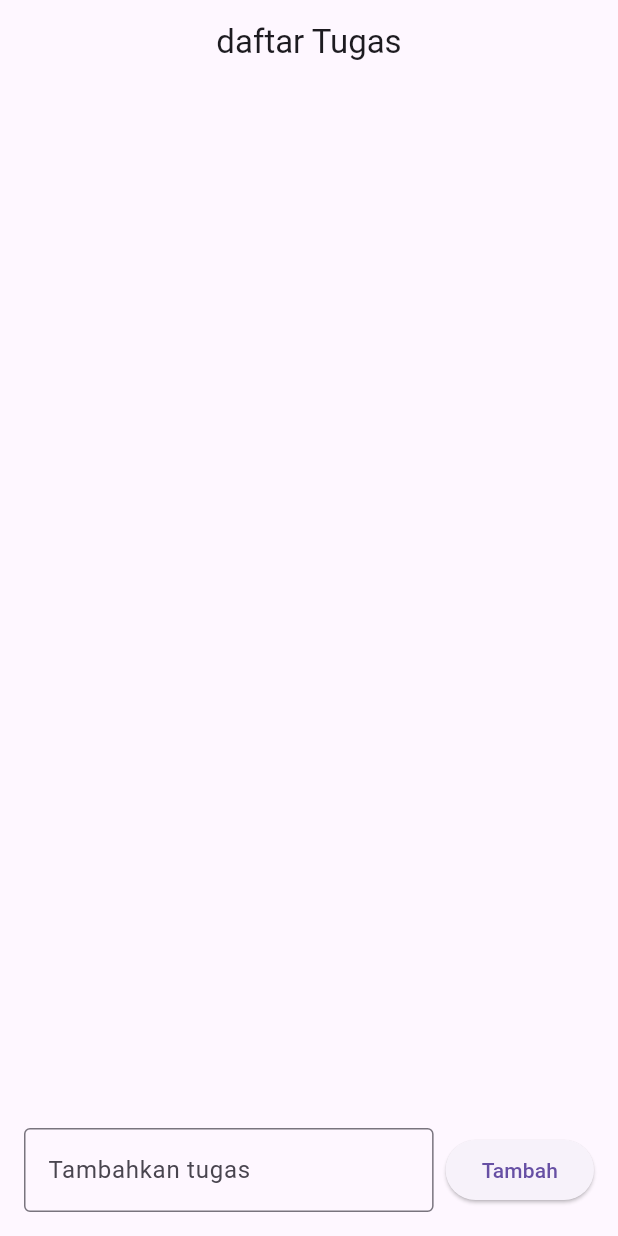
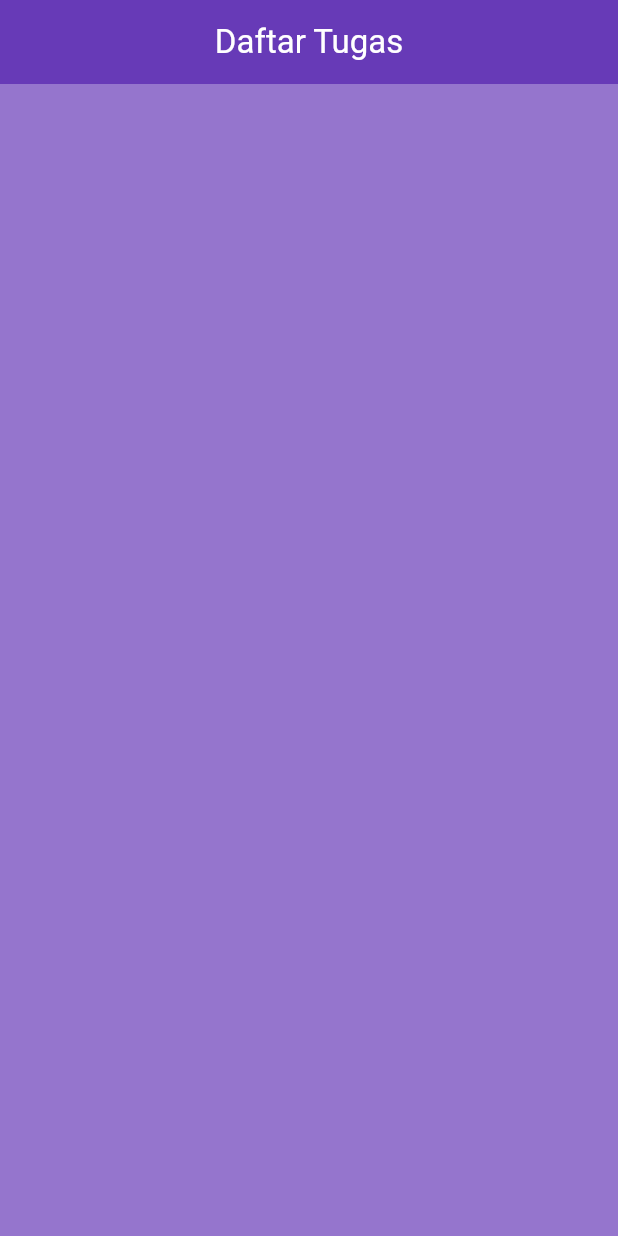
Before and after one commit to ella-ainurriska/tugas_mingguan1, a Flutter app: the screen it shows after launch, on a phone screen of 412 x 824 dp. Run offline on Flutter 3.47's test engine with Material 3 defaults, Android fonts, the phone set to English and light mode, and no system bars.

Commit message:
buat struktur awal halaman HomePage dengan AppBar

```diff
--- a/lib/home_page.dart
+++ b/lib/home_page.dart
@@ -1,101 +1,23 @@
 import 'package:flutter/material.dart';
 
-class TodoHomePage extends StatefulWidget {
-  const TodoHomePage({super.key});
+class HomePage extends StatefulWidget {
+  const HomePage({super.key});
 
   @override
-  State<TodoHomePage> createState() => TodoHomePageState();
+  State<HomePage> createState() => _HomePageState();
 }
 
-class TodoHomePageState extends State<TodoHomePage> {
-  final List<String> _todos = []; // Daftar tugas
-  final TextEditingController _controller = TextEditingController(); // Untuk input teks
-
-  void _addTodo() {
-    final text = _controller.text;
-    if (text.isNotEmpty) {
-      setState(() {
-        _todos.add(text);
-        _controller.clear();
-      });
-    }
-  }
-
-  // void _removeTodo(int index) {
-  //   setState(() {
-  //     _todos.removeAt(index);
-  //   });
-  // }
+class _HomePageState extends State<HomePage> {
   @override
   Widget build(BuildContext context) {
     return Scaffold(
+      backgroundColor: Colors.deepPurple.shade300,
       appBar: AppBar(
-        title: const Text('daftar Tugas'),
+        title: const Text("Daftar Tugas"),
         centerTitle: true,
+        backgroundColor: Colors.deepPurple,
+        foregroundColor: Colors.white,
       ),
-      body: Column(
-        children: [
-          Expanded(
-            child: ListView.builder(
-              padding: const EdgeInsets.all(16.0),
-              itemCount: _todos.length,
-              itemBuilder: (context, index) {
-                return Dismissible(key: Key(_todos[index]),
-                direction: DismissDirection.endToStart,
-                onDismissed: (direction) {
-                  setState(() {
-                    _todos.removeAt(index);
-                  });
-
-                  // ScaffoldMessenger.of(context).showSnackBar(
-                  //     const SnackBar(
-                  //       content: Text('Delete'),
-                  //     ),
-                  //   );
-                  },
-                 background: Container(
-                  color: Colors.red,
-                  alignment: Alignment.centerRight,
-                  padding: const EdgeInsets.all(20),
-                  child: const Icon(
-                    Icons.delete,
-                    color: Colors.white,
-                  ),
-                ),
-                child: Card(
-                    child: ListTile(
-                      title: Text(_todos[index]),
-                    ),
-                  ),
-                );
-              },
-            ),
-          ),
-         SafeArea(
-          child: Padding(
-            padding: const EdgeInsets.all(16.0),
-            child: Row(
-              children: [
-                Expanded(
-                  child: TextField(
-                    controller: _controller,
-                    decoration: const InputDecoration(
-                      labelText: 'Tambahkan tugas',
-                      border: OutlineInputBorder(),
-                    ),
-                  ),
-                ),
-                const SizedBox(width: 8),
-                ElevatedButton(
-                  onPressed: _addTodo,
-                  child: const Text('Tambah'),
-                ),
-              ],
-            ),
-          ),
-        ),
-      ],
-    )
-   );
+    );
   }
 }
--- a/lib/main.dart
+++ b/lib/main.dart
@@ -1,18 +1,18 @@
 import 'package:flutter/material.dart';
 import 'home_page.dart';
 void main() {
-  runApp(const TodoListApp());
+  runApp(const MyApp());
 }
 
 
-class TodoListApp extends StatelessWidget {
-  const TodoListApp({super.key});
+class MyApp extends StatelessWidget {
+  const MyApp({super.key});
 
   @override
   Widget build(BuildContext context) {
     return MaterialApp(
       debugShowCheckedModeBanner: false,
-      home: const TodoHomePage(),
+      home: HomePage(),
     );
   }
 }
```
